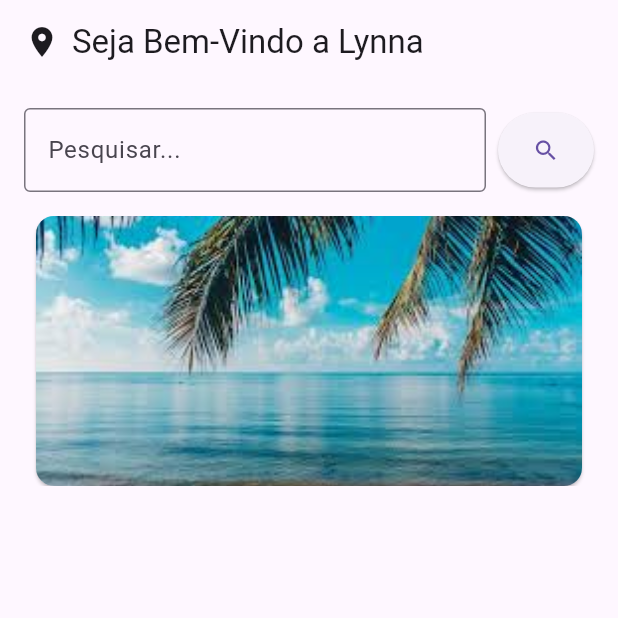
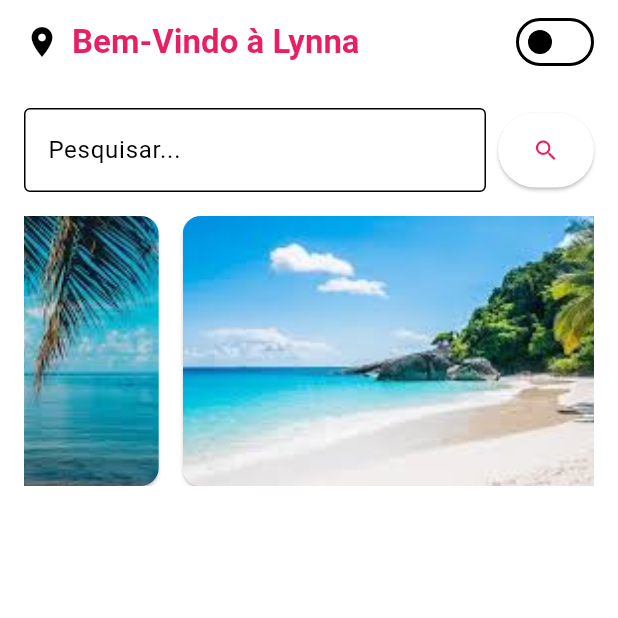
Before and after one commit to JuliaaNasc/Lynna, a Flutter app: the screen it shows after launch, after a tap on the "search" icon, on a phone screen of 412 x 824 dp, the top half of it. Run offline on Flutter 3.47's test engine with Material 3 defaults, Android fonts, the light colour scheme and no system bars.

Commit message:
Realizando novas implementações na tela principal

```diff
--- /dev/null
+++ b/lib/controller/tema_controller.dart
@@ -0,0 +1,14 @@
+import 'package:flutter/material.dart';
+
+class TemaController extends ChangeNotifier {
+  bool _temaEscuro = false;
+
+  bool get temaEscuro => _temaEscuro;
+
+  ThemeMode get modoAtual => _temaEscuro ? ThemeMode.dark : ThemeMode.light;
+
+  void alternarTema() {
+    _temaEscuro = !_temaEscuro;
+    notifyListeners();
+  }
+}
--- a/lib/main.dart
+++ b/lib/main.dart
@@ -1,9 +1,15 @@
 import 'package:flutter/material.dart';
-import 'package:lynna/tela_carregamento.dart';
+import 'package:lynna/controller/tema_controller.dart';
 import 'package:lynna/tela_principal.dart';
+import 'package:provider/provider.dart';
 
 void main() {
-  runApp(const MyApp());
+  runApp(
+    ChangeNotifierProvider(
+      create: (_) => TemaController(),
+      child: const MyApp(),
+    ),
+  );
 }
 
 class MyApp extends StatelessWidget {
@@ -11,12 +17,25 @@ class MyApp extends StatelessWidget {
 
   @override
   Widget build(BuildContext context) {
+    final temaController = Provider.of<TemaController>(context);
     return MaterialApp(
+      title: 'Lynna',
       debugShowCheckedModeBanner: false,
-      routes: {
-        '/': (context) => const TelaCarregamentoScreen(),
-        '/home': (context) => const TelaPrincipalScreen(),
-      },
+      theme: ThemeData.light().copyWith(
+        scaffoldBackgroundColor: Colors.white,
+        colorScheme: ColorScheme.light(
+          primary: Colors.pink, // 👈 Cor principal no modo claro
+        ),
+      ),
+      darkTheme: ThemeData.dark().copyWith(
+        scaffoldBackgroundColor: Colors.black,
+
+        colorScheme: ColorScheme.dark(
+          primary: Colors.pink, // 👈 Cor principal no modo escuro
+        ),
+      ),
+      themeMode: temaController.modoAtual,
+      home: const TelaPrincipalScreen(),
     );
   }
 }
--- a/lib/tela_principal.dart
+++ b/lib/tela_principal.dart
@@ -1,5 +1,7 @@
 import 'dart:async';
 import 'package:flutter/material.dart';
+import 'package:lynna/controller/tema_controller.dart';
+import 'package:provider/provider.dart';
 
 class TelaPrincipalScreen extends StatefulWidget {
   const TelaPrincipalScreen({super.key});
@@ -9,26 +11,27 @@ class TelaPrincipalScreen extends StatefulWidget {
 }
 
 class _TelaPrincipalScreenState extends State<TelaPrincipalScreen> {
-  final TextEditingController pesquisaController = TextEditingController();
-  final PageController _pageController = PageController();
-  int _paginaAtual = 0;
+  final TextEditingController _pesquisaController = TextEditingController();
+  final PageController _carrosselController = PageController();
 
-  final List<String> imagens = [
+  final List<String> _imagensCarrossel = [
     'assets/imagens/imagem_01.jpg',
     'assets/imagens/imagem_02.jpg',
     'assets/imagens/imagem_03.jpg',
   ];
 
+  int _paginaAtual = 0;
+
   @override
   void initState() {
     super.initState();
+
     Timer.periodic(const Duration(seconds: 3), (Timer timer) {
-      if (_paginaAtual < imagens.length - 1) {
-        _paginaAtual++;
-      } else {
-        _paginaAtual = 0;
-      }
-      _pageController.animateToPage(
+      setState(() {
+        _paginaAtual = (_paginaAtual + 1) % _imagensCarrossel.length;
+      });
+
+      _carrosselController.animateToPage(
         _paginaAtual,
         duration: const Duration(milliseconds: 400),
         curve: Curves.easeInOut,
@@ -38,34 +41,61 @@ class _TelaPrincipalScreenState extends State<TelaPrincipalScreen> {
 
   @override
   void dispose() {
-    _pageController.dispose();
-    pesquisaController.dispose();
+    _pesquisaController.dispose();
+    _carrosselController.dispose();
     super.dispose();
   }
 
   @override
   Widget build(BuildContext context) {
+    final temaController = Provider.of<TemaController>(context);
+
     return Scaffold(
       appBar: AppBar(
-        title: Row(
-          children: const [
+        title: const Row(
+          children: [
             Icon(Icons.location_on),
             SizedBox(width: 8),
-            Text('Seja Bem-Vindo a Lynna'),
+            Text(
+              'Bem-Vindo à Lynna',
+              style: TextStyle(color: Colors.pink, fontWeight: FontWeight.bold),
+            ),
           ],
         ),
+        actions: [
+          Row(
+            mainAxisAlignment: MainAxisAlignment.center,
+            children: [
+              Switch(
+                value: temaController.temaEscuro,
+                onChanged: (value) {
+                  temaController.alternarTema();
+                },
+              ),
+              const SizedBox(width: 12), // espaçamento extra
+            ],
+          ),
+        ],
       ),
       body: Padding(
         padding: const EdgeInsets.all(16.0),
         child: Column(
-          crossAxisAlignment: CrossAxisAlignment.start,
           children: [
-            // Campo de pesquisa
-            Row(
+            _buildCampoDePesquisa(),
+            const SizedBox(height: 16),
+            _buildCarrosselDeImagens(),
+          ],
+        ),
+      ),
+    );
+  }
+
+  Widget _buildCampoDePesquisa() {
+    return Row(
       children: [
         Expanded(
           child: TextField(
-                    controller: pesquisaController,
+            controller: _pesquisaController,
             decoration: const InputDecoration(
               hintText: 'Pesquisar...',
               border: OutlineInputBorder(),
@@ -75,43 +105,36 @@ class _TelaPrincipalScreenState extends State<TelaPrincipalScreen> {
         const SizedBox(width: 8),
         ElevatedButton(
           onPressed: () {
-                    final textoDigitado = pesquisaController.text;
-                    print('Pesquisando por: $textoDigitado');
+            final texto = _pesquisaController.text;
+            print('Pesquisando por: $texto');
           },
-                  style: ElevatedButton.styleFrom(
-                    padding: const EdgeInsets.all(16),
-                  ),
+          style: ElevatedButton.styleFrom(padding: const EdgeInsets.all(16)),
           child: const Icon(Icons.search),
         ),
       ],
-            ),
-            const SizedBox(height: 16),
+    );
+  }
 
-            // Carrossel automático
-            SizedBox(
+  Widget _buildCarrosselDeImagens() {
+    return SizedBox(
       height: 180,
       child: PageView.builder(
-                controller: _pageController,
-                itemCount: imagens.length,
+        controller: _carrosselController,
+        itemCount: _imagensCarrossel.length,
         itemBuilder: (context, index) {
-                  return _buildCarrosselItem(imagens[index]);
+          return _buildItemCarrossel(_imagensCarrossel[index]);
         },
-              ),
-            ),
-          ],
-        ),
       ),
     );
   }
 
-  // Widget auxiliar para imagem do carrossel
-  Widget _buildCarrosselItem(String imagePath) {
+  Widget _buildItemCarrossel(String caminhoImagem) {
     return Card(
       margin: const EdgeInsets.symmetric(horizontal: 8),
       shape: RoundedRectangleBorder(borderRadius: BorderRadius.circular(12)),
       clipBehavior: Clip.antiAlias,
       child: Image.asset(
-        imagePath,
+        caminhoImagem,
         fit: BoxFit.cover,
         width: double.infinity,
       ),
--- a/pubspec.yaml
+++ b/pubspec.yaml
@@ -34,6 +34,7 @@ dependencies:
   # The following adds the Cupertino Icons font to your application.
   # Use with the CupertinoIcons class for iOS style icons.
   cupertino_icons: ^1.0.8
+  provider: ^6.1.5
 
 dev_dependencies:
   flutter_test:
```
Also changed, not shown: pubspec.lock. Lines whose indentation alone changed are shown as unchanged.
